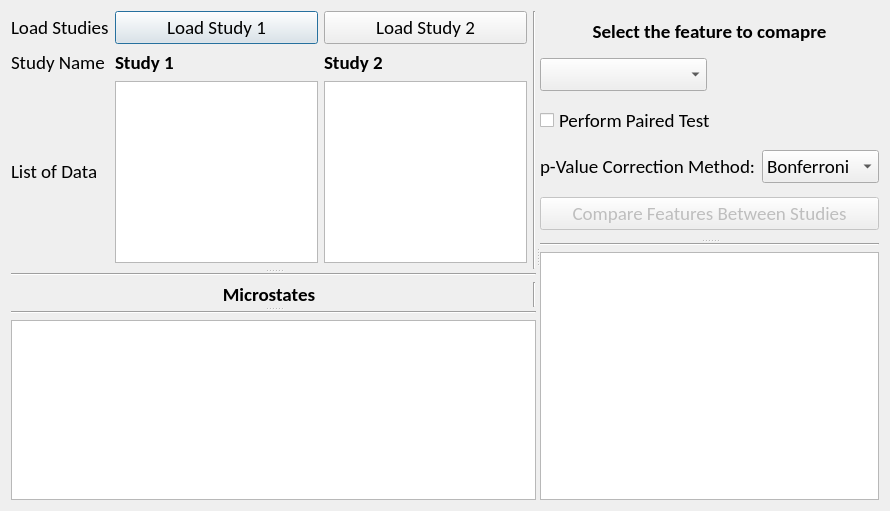
The window that EEG_COMET/ui/CompareStudiesWindow.ui (eeg-comet/eeg-comet) describes before a commit, drawn with Qt 5.
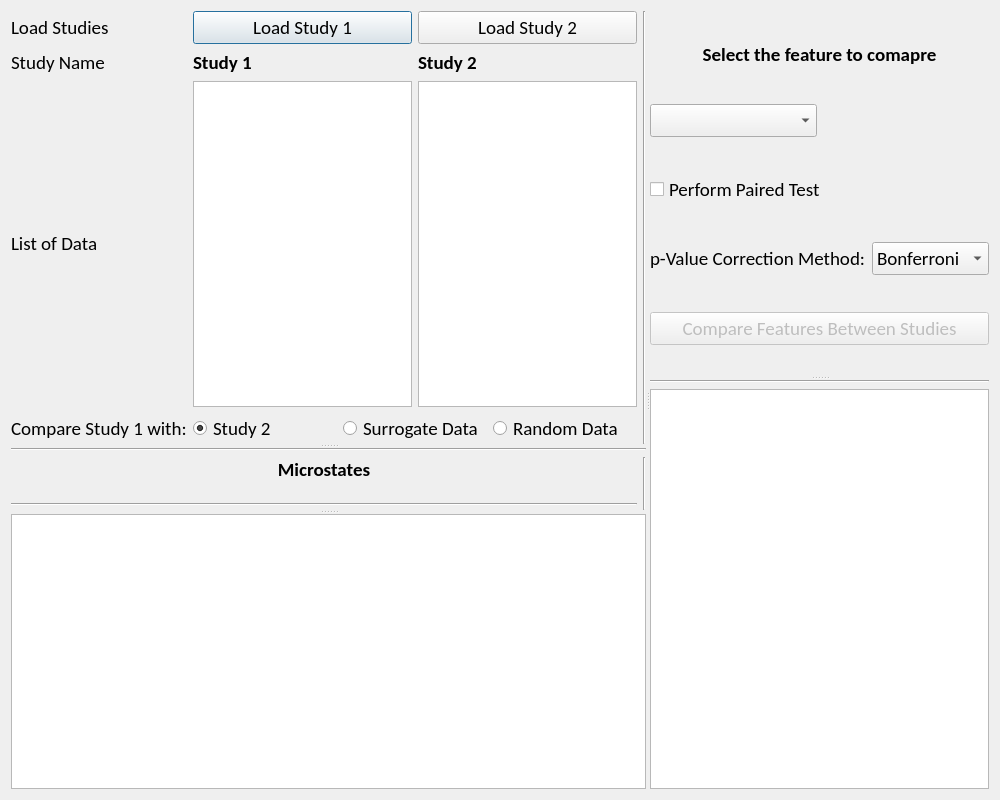
The same window after the commit.

What changed in the file:
```diff
--- a/EEG_COMET/ui/CompareStudiesWindow.ui
+++ b/EEG_COMET/ui/CompareStudiesWindow.ui
@@ -6,14 +6,14 @@
    <rect>
     <x>0</x>
     <y>0</y>
-    <width>890</width>
-    <height>511</height>
+    <width>1000</width>
+    <height>800</height>
    </rect>
   </property>
   <property name="minimumSize">
    <size>
-    <width>800</width>
-    <height>500</height>
+    <width>1000</width>
+    <height>800</height>
    </size>
   </property>
   <property name="font">
@@ -50,29 +50,6 @@
           </property>
          </widget>
         </item>
-        <item row="1" column="1">
-         <widget class="QLabel" name="study1_name_label">
-          <property name="sizePolicy">
-           <sizepolicy hsizetype="Preferred" vsizetype="Maximum">
-            <horstretch>0</horstretch>
-            <verstretch>0</verstretch>
-           </sizepolicy>
-          </property>
-          <property name="font">
-           <font>
-            <pointsize>14</pointsize>
-            <weight>75</weight>
-            <bold>true</bold>
-           </font>
-          </property>
-          <property name="text">
-           <string>Study 1</string>
-          </property>
-          <property name="alignment">
-           <set>Qt::AlignLeading|Qt::AlignLeft|Qt::AlignVCenter</set>
-          </property>
-         </widget>
-        </item>
         <item row="0" column="3" rowspan="4">
          <widget class="Line" name="line_2">
           <property name="orientation">
@@ -80,8 +57,37 @@
           </property>
          </widget>
         </item>
+        <item row="1" column="1">
+         <widget class="QLabel" name="study1_name_label">
+          <property name="sizePolicy">
+           <sizepolicy hsizetype="Preferred" vsizetype="Maximum">
+            <horstretch>0</horstretch>
+            <verstretch>0</verstretch>
+           </sizepolicy>
+          </property>
+          <property name="font">
+           <font>
+            <pointsize>14</pointsize>
+            <weight>75</weight>
+            <bold>true</bold>
+           </font>
+          </property>
+          <property name="text">
+           <string>Study 1</string>
+          </property>
+          <property name="alignment">
+           <set>Qt::AlignLeading|Qt::AlignLeft|Qt::AlignVCenter</set>
+          </property>
+         </widget>
+        </item>
         <item row="0" column="1">
          <widget class="QPushButton" name="load_study1_button">
+          <property name="sizePolicy">
+           <sizepolicy hsizetype="Minimum" vsizetype="Maximum">
+            <horstretch>0</horstretch>
+            <verstretch>0</verstretch>
+           </sizepolicy>
+          </property>
           <property name="text">
            <string>Load Study 1</string>
           </property>
@@ -110,13 +116,6 @@
           </property>
          </widget>
         </item>
-        <item row="0" column="2">
-         <widget class="QPushButton" name="load_study2_button">
-          <property name="text">
-           <string>Load Study 2</string>
-          </property>
-         </widget>
-        </item>
         <item row="0" column="0">
          <widget class="QLabel" name="load_study_label">
           <property name="sizePolicy">
@@ -130,9 +129,6 @@
           </property>
          </widget>
         </item>
-        <item row="2" column="1">
-         <widget class="QListWidget" name="study1_file_list"/>
-        </item>
         <item row="2" column="0">
          <widget class="QLabel" name="file_list_label">
           <property name="sizePolicy">
@@ -146,8 +142,121 @@
           </property>
          </widget>
         </item>
+        <item row="2" column="1">
+         <widget class="QListWidget" name="study1_file_list">
+          <property name="sizePolicy">
+           <sizepolicy hsizetype="Expanding" vsizetype="MinimumExpanding">
+            <horstretch>0</horstretch>
+            <verstretch>0</verstretch>
+           </sizepolicy>
+          </property>
+          <property name="minimumSize">
+           <size>
+            <width>0</width>
+            <height>100</height>
+           </size>
+          </property>
+         </widget>
+        </item>
+        <item row="0" column="2">
+         <widget class="QPushButton" name="load_study2_button">
+          <property name="sizePolicy">
+           <sizepolicy hsizetype="Minimum" vsizetype="Maximum">
+            <horstretch>0</horstretch>
+            <verstretch>0</verstretch>
+           </sizepolicy>
+          </property>
+          <property name="text">
+           <string>Load Study 2</string>
+          </property>
+         </widget>
+        </item>
         <item row="2" column="2">
-         <widget class="QListWidget" name="study2_file_list"/>
+         <widget class="QListWidget" name="study2_file_list">
+          <property name="sizePolicy">
+           <sizepolicy hsizetype="Expanding" vsizetype="MinimumExpanding">
+            <horstretch>0</horstretch>
+            <verstretch>0</verstretch>
+           </sizepolicy>
+          </property>
+          <property name="minimumSize">
+           <size>
+            <width>0</width>
+            <height>100</height>
+           </size>
+          </property>
+         </widget>
+        </item>
+        <item row="3" column="0">
+         <widget class="QLabel" name="compare_label">
+          <property name="sizePolicy">
+           <sizepolicy hsizetype="Preferred" vsizetype="Maximum">
+            <horstretch>0</horstretch>
+            <verstretch>0</verstretch>
+           </sizepolicy>
+          </property>
+          <property name="text">
+           <string>Compare Study 1 with:</string>
+          </property>
+         </widget>
+        </item>
+        <item row="3" column="1" colspan="2">
+         <layout class="QHBoxLayout" name="horizontalLayout">
+          <item>
+           <widget class="QRadioButton" name="compare_study2_radio">
+            <property name="sizePolicy">
+             <sizepolicy hsizetype="Preferred" vsizetype="Maximum">
+              <horstretch>0</horstretch>
+              <verstretch>0</verstretch>
+             </sizepolicy>
+            </property>
+            <property name="text">
+             <string>Study 2</string>
+            </property>
+            <property name="checked">
+             <bool>true</bool>
+            </property>
+            <attribute name="buttonGroup">
+             <string notr="true">buttonGroup</string>
+            </attribute>
+           </widget>
+          </item>
+          <item>
+           <widget class="QRadioButton" name="compare_surrogate_radio">
+            <property name="sizePolicy">
+             <sizepolicy hsizetype="Preferred" vsizetype="Maximum">
+              <horstretch>0</horstretch>
+              <verstretch>0</verstretch>
+             </sizepolicy>
+            </property>
+            <property name="text">
+             <string>Surrogate Data</string>
+            </property>
+            <property name="checked">
+             <bool>false</bool>
+            </property>
+            <attribute name="buttonGroup">
+             <string notr="true">buttonGroup</string>
+            </attribute>
+           </widget>
+          </item>
+          <item>
+           <widget class="QRadioButton" name="compare_random_radio">
+            <property name="sizePolicy">
+             <sizepolicy hsizetype="Preferred" vsizetype="Maximum">
+              <horstretch>0</horstretch>
+              <verstretch>0</verstretch>
+             </sizepolicy>
+            </property>
+            <property name="text">
+             <string>Random Data</string>
+            </property>
+            <attribute name="buttonGroup">
+             <string notr="true">buttonGroup</string>
+            </attribute>
+           </widget>
+          </item>
+         </layout>
         </item>
        </layout>
       </widget>
@@ -157,12 +266,6 @@
        </property>
        <widget class="QWidget" name="layoutWidget">
         <layout class="QGridLayout" name="Microstates_GridLayout">
-         <item row="3" column="0" colspan="2">
-          <layout class="QVBoxLayout" name="Figure_Microstates_Study2_Layout"/>
-         </item>
-         <item row="2" column="0" colspan="2">
-          <layout class="QVBoxLayout" name="Figure_Microstates_Study1_Layout"/>
-         </item>
          <item row="1" column="0" colspan="2">
           <widget class="QLabel" name="study1_name_label_2">
            <property name="sizePolicy">
@@ -186,7 +289,7 @@
            </property>
           </widget>
          </item>
-         <item row="1" column="2" rowspan="3">
+         <item row="1" column="2" rowspan="5">
           <widget class="Line" name="line">
            <property name="font">
             <font>
@@ -205,25 +308,37 @@
            </property>
           </widget>
          </item>
+         <item row="2" column="0" colspan="2">
+          <layout class="QVBoxLayout" name="Figure_Microstates_Study1_Layout"/>
+         </item>
+         <item row="3" column="0" colspan="2">
+          <layout class="QVBoxLayout" name="Figure_Microstates_Study2_Layout"/>
+         </item>
+         <item row="4" column="0" rowspan="2" colspan="2">
+          <widget class="Line" name="line_4">
+           <property name="orientation">
+            <enum>Qt::Horizontal</enum>
+           </property>
+          </widget>
+         </item>
         </layout>
        </widget>
        <widget class="QWidget" name="verticalLayoutWidget_5">
         <layout class="QVBoxLayout" name="CorrLayout">
-         <item>
-          <widget class="Line" name="line_4">
-           <property name="orientation">
-            <enum>Qt::Horizontal</enum>
-           </property>
-          </widget>
-         </item>
          <item>
           <widget class="QPlainTextEdit" name="correlations_textedit">
            <property name="sizePolicy">
-            <sizepolicy hsizetype="Preferred" vsizetype="Preferred">
+            <sizepolicy hsizetype="Preferred" vsizetype="MinimumExpanding">
              <horstretch>0</horstretch>
              <verstretch>0</verstretch>
             </sizepolicy>
            </property>
+           <property name="minimumSize">
+            <size>
+             <width>0</width>
+             <height>100</height>
+            </size>
+           </property>
            <property name="readOnly">
             <bool>true</bool>
            </property>
@@ -409,11 +524,17 @@
         <item>
          <widget class="QPlainTextEdit" name="stats_textedit">
           <property name="sizePolicy">
-           <sizepolicy hsizetype="Preferred" vsizetype="Preferred">
+           <sizepolicy hsizetype="Preferred" vsizetype="MinimumExpanding">
             <horstretch>0</horstretch>
             <verstretch>0</verstretch>
            </sizepolicy>
           </property>
+          <property name="minimumSize">
+           <size>
+            <width>0</width>
+            <height>100</height>
+           </size>
+          </property>
           <property name="readOnly">
            <bool>true</bool>
           </property>
```
Left out of the diff: 3 changed lines with no effect on the pictures.
